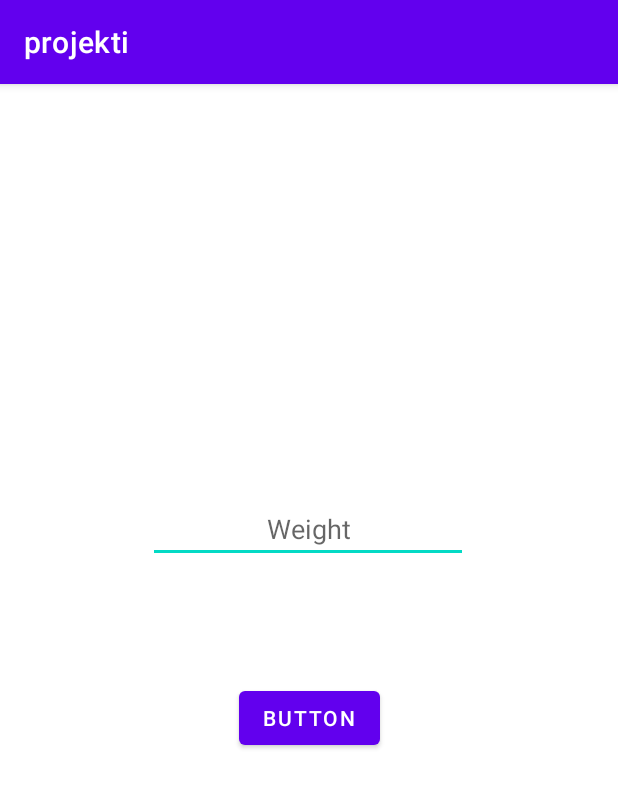
After one commit to metepg/Calcohol, an Android app: the Weight screen opened directly, with no data from a screen before it, on a phone screen of 412 x 824 dp. The commit adds this screen. Shown: the top 788 px of the screen. Run offline under Robolectric (Android 15) with nearby library versions, the phone set to English and light mode, and no system bars.

Commit message:
Hyvä pohja

```diff
--- a/app/src/main/java/com/example/projekti/Gender.java
+++ b/app/src/main/java/com/example/projekti/Gender.java
@@ -26,7 +26,7 @@ public class Gender extends AppCompatActivity {
             Log.d("sukupuoli", "ei toimi");
         }
         else {
-            Log.d("sukupuoli", "toimii");
+            finish();
         }
     }
 }
--- a/app/src/main/java/com/example/projekti/StartActivity1.java
+++ b/app/src/main/java/com/example/projekti/StartActivity1.java
@@ -2,6 +2,7 @@ package com.example.projekti;
 
 import androidx.appcompat.app.AppCompatActivity;
 
+import android.content.Intent;
 import android.os.Bundle;
 import android.util.Log;
 import android.view.View;
@@ -27,7 +28,7 @@ public class StartActivity1 extends AppCompatActivity {
             ageElement.setError("Only +18 year old allowed to continue");
         }
         else {
-            ageElement.setError("You are allowed to continue!");
+            finish();
         }
     }
 }
--- /dev/null
+++ b/app/src/main/java/com/example/projekti/Weight.java
@@ -0,0 +1,32 @@
+package com.example.projekti;
+
+import androidx.appcompat.app.AppCompatActivity;
+
+import android.os.Bundle;
+import android.util.Log;
+import android.view.View;
+import android.widget.EditText;
+import android.widget.TextView;
+
+public class Weight extends AppCompatActivity {
+
+    @Override
+    protected void onCreate(Bundle savedInstanceState) {
+        super.onCreate(savedInstanceState);
+        setContentView(R.layout.activity_weight);
+    }
+    public void getWeight (View view) {
+        EditText weightElement = findViewById(R.id.weight);
+        String weight = (weightElement.getText().toString());
+        TextView allowed = findViewById(R.id.txtv);
+
+        if(weight.isEmpty()) {
+            weightElement.setError("painosi on liian vähän");
+            Log.d("paino", "liian vähän painoa");
+        }
+        else {
+            Log.d("paino", "tarpeeksi painoa");
+            finish();
+        }
+    }
+}
--- /dev/null
+++ b/app/src/main/res/layout/activity_weight.xml
@@ -0,0 +1,35 @@
+<?xml version="1.0" encoding="utf-8"?>
+<androidx.constraintlayout.widget.ConstraintLayout xmlns:android="http://schemas.android.com/apk/res/android"
+    xmlns:app="http://schemas.android.com/apk/res-auto"
+    xmlns:tools="http://schemas.android.com/tools"
+    android:layout_width="match_parent"
+    android:layout_height="match_parent"
+    tools:context=".Weight">
+    <EditText
+        android:id="@+id/weight"
+        android:layout_width="wrap_content"
+        android:layout_height="wrap_content"
+        android:ems="10"
+        android:hint="Weight"
+        android:inputType="textPersonName"
+        android:textAlignment="center"
+        app:layout_constraintBottom_toBottomOf="parent"
+        app:layout_constraintEnd_toEndOf="parent"
+        app:layout_constraintHorizontal_bias="0.497"
+        app:layout_constraintStart_toStartOf="parent"
+        app:layout_constraintTop_toTopOf="parent"
+        app:layout_constraintVertical_bias="0.379" />
+
+    <Button
+        android:id="@+id/button"
+        android:layout_width="wrap_content"
+        android:layout_height="wrap_content"
+        android:onClick="getWeight"
+        android:text="Button"
+        app:layout_constraintBottom_toBottomOf="parent"
+        app:layout_constraintEnd_toEndOf="parent"
+        app:layout_constraintStart_toStartOf="parent"
+        app:layout_constraintTop_toTopOf="parent"
+        app:layout_constraintVertical_bias="0.554" />
+
+</androidx.constraintlayout.widget.ConstraintLayout>
```
Also changed, not shown: app/src/main/AndroidManifest.xml (+3 -4 lines), app/src/main/java/com/example/projekti/MainActivity.java (+13 -2 lines).
